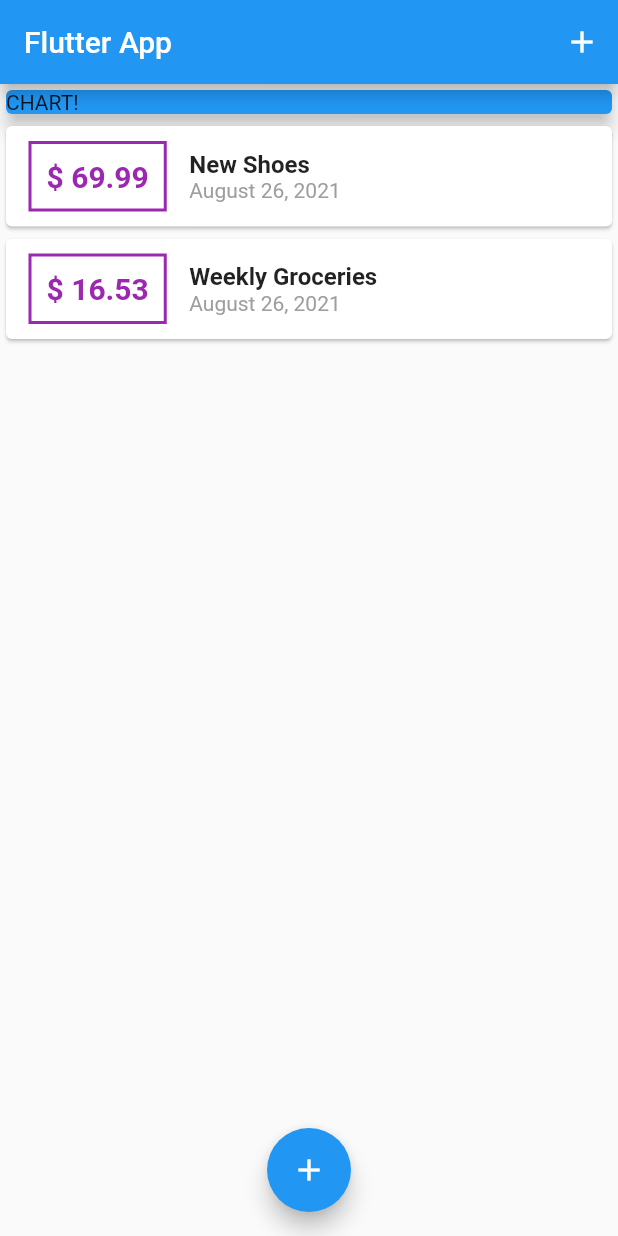
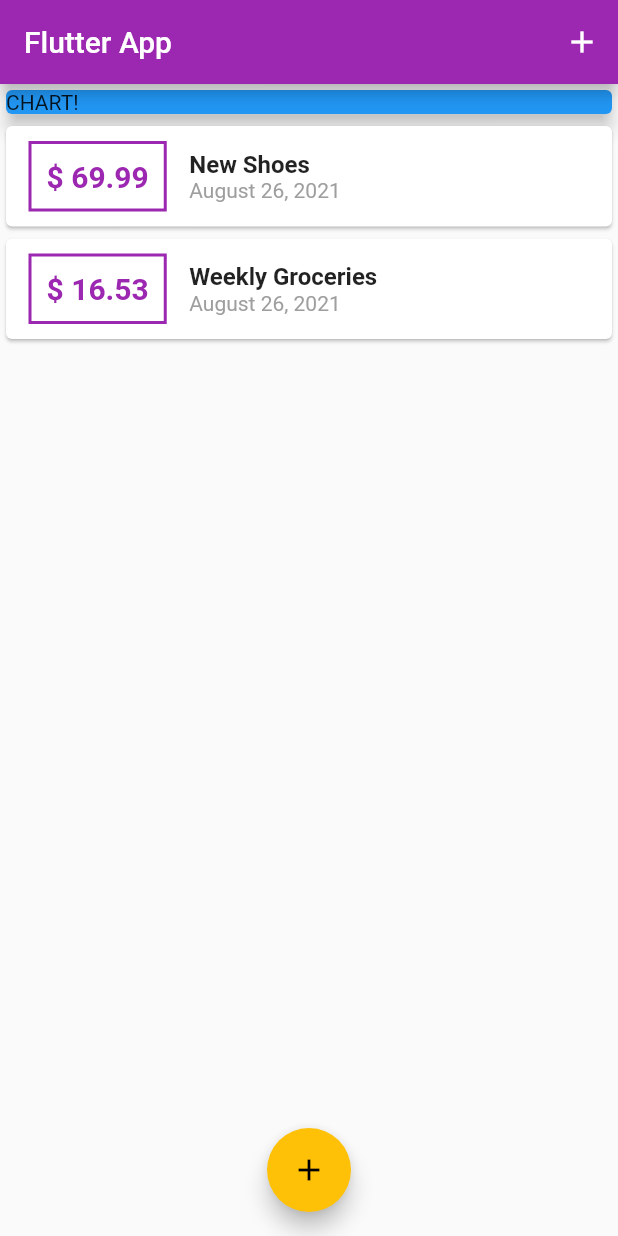
Before and after one commit to nacth/personal_expenses_app, a Flutter app: the screen it shows after launch, on a phone screen of 412 x 824 dp. Run offline on Flutter 3.47's test engine with Material 2 defaults, Android fonts, the phone set to English and light mode, and no system bars.

Commit message:
configure & use theme

```diff
--- a/lib/main.dart
+++ b/lib/main.dart
@@ -10,7 +10,11 @@ class MyApp extends StatelessWidget {
   @override
   Widget build(BuildContext context) {
     return MaterialApp(
-      title: 'Flutter App',
+      title: 'Personal Expenses App',
+      theme: ThemeData(
+        primarySwatch: Colors.purple,
+        accentColor: Colors.amber,
+      ),
       home: MyHomePage(),
     );
   }
--- a/lib/widgets/transaction_list.dart
+++ b/lib/widgets/transaction_list.dart
@@ -24,7 +24,7 @@ class TransactionList extends StatelessWidget {
                 ),
                 decoration: BoxDecoration(
                   border: Border.all(
-                    color: Colors.purple,
+                    color: Theme.of(context).primaryColor,
                     width: 2,
                   ),
                 ),
@@ -34,7 +34,7 @@ class TransactionList extends StatelessWidget {
                   style: TextStyle(
                     fontWeight: FontWeight.bold,
                     fontSize: 20,
-                    color: Colors.purple,
+                    color: Theme.of(context).primaryColor,
                   ),
                 ),
               ),
```
